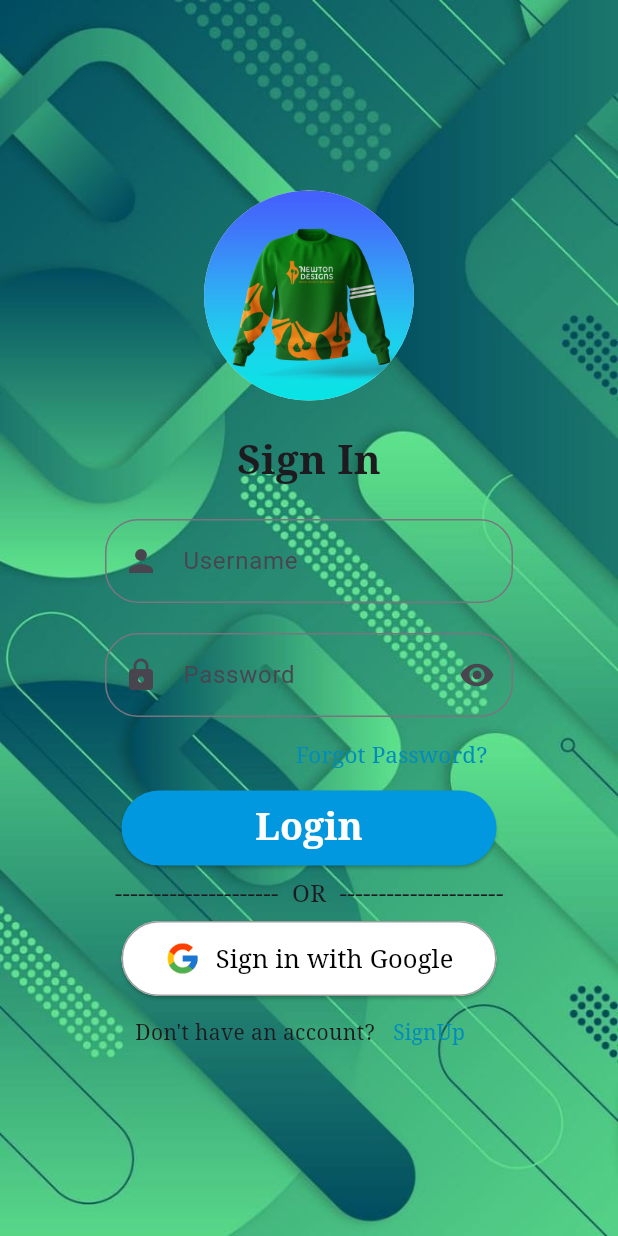
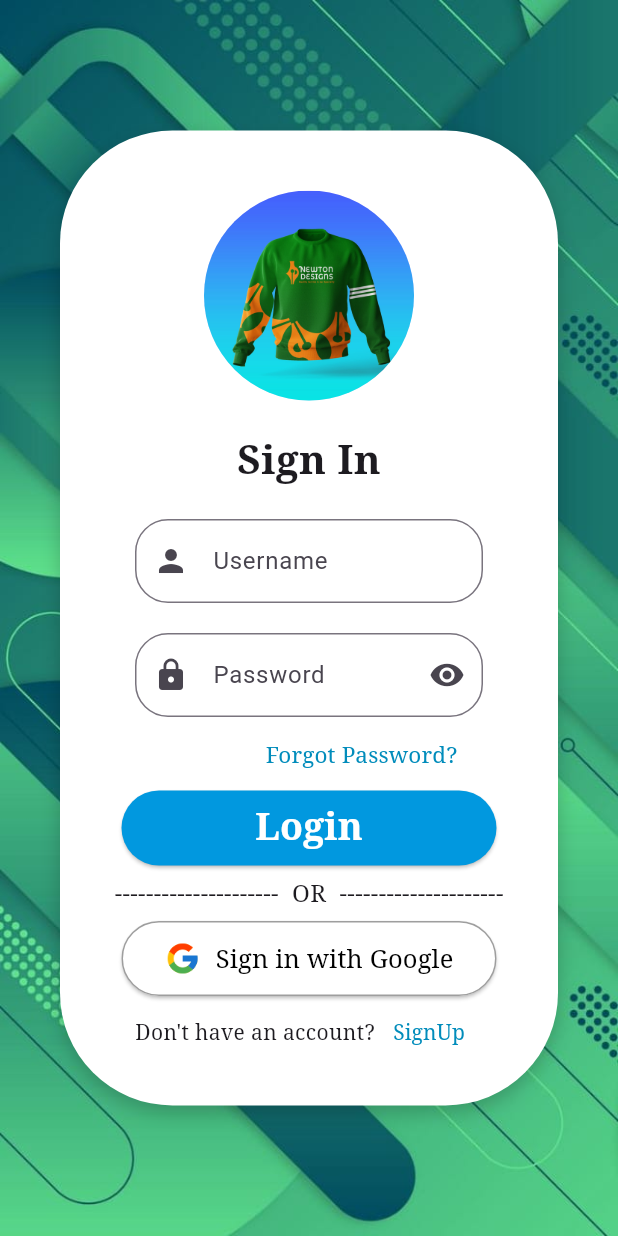
Before and after one commit to Iconia7/Flutter-project, a Flutter app: the screen it shows after launch, on a phone screen of 412 x 824 dp. Run offline on Flutter 3.47's test engine with Material 3 defaults, Android fonts, the phone set to English and light mode, and no system bars; our stand-ins replace get, google_fonts.

Commit message:
Fix:container

```diff
--- a/lib/views/screens/login.dart
+++ b/lib/views/screens/login.dart
@@ -27,6 +27,19 @@ class Login extends StatelessWidget {
         Padding(
           padding: const EdgeInsets.all(40),
           child: Center(
+            child: Container(
+              padding: const EdgeInsets.all(20),
+              decoration: BoxDecoration(
+                color: Colors.white,
+                borderRadius: BorderRadius.circular(75),
+                boxShadow: [
+                  BoxShadow(
+                    color: Colors.black.withOpacity(0.2),
+                    blurRadius: 10,
+                    offset: const Offset(0, 5),
+                  ),
+                ],
+              ),
               child: Column(
                 mainAxisSize: MainAxisSize.min,
                 children: [
@@ -173,6 +186,7 @@ class Login extends StatelessWidget {
               ),
             ),
           ),
+        ),
       ],
     );
   }
```
Lines whose indentation alone changed are shown as unchanged.
